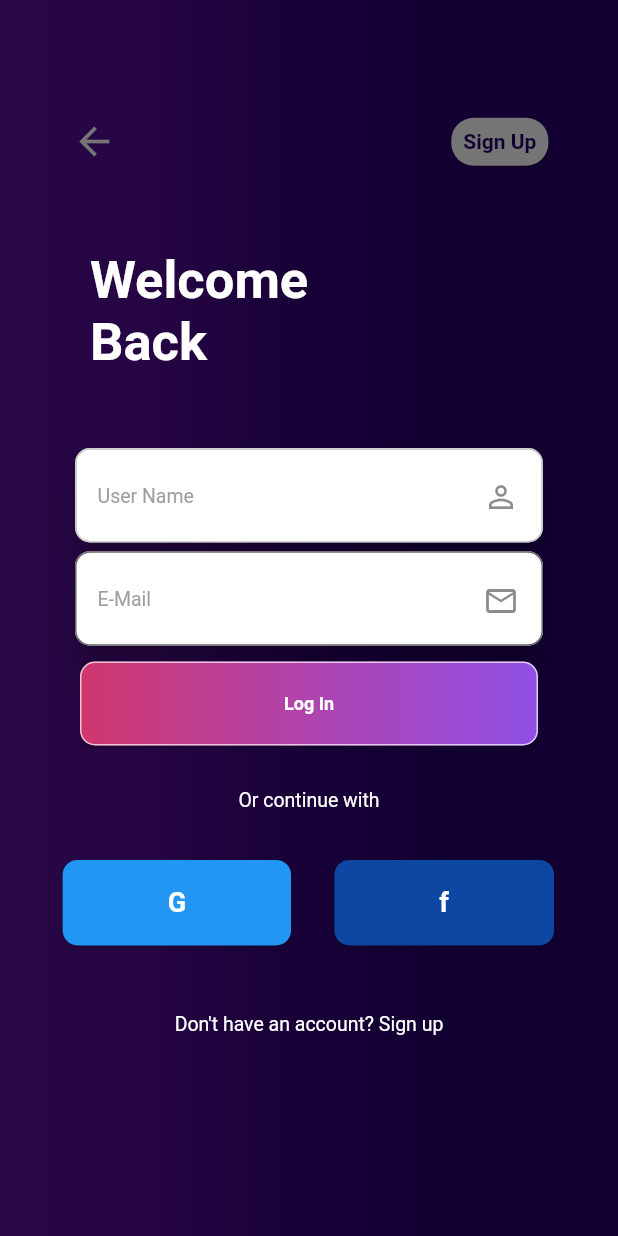
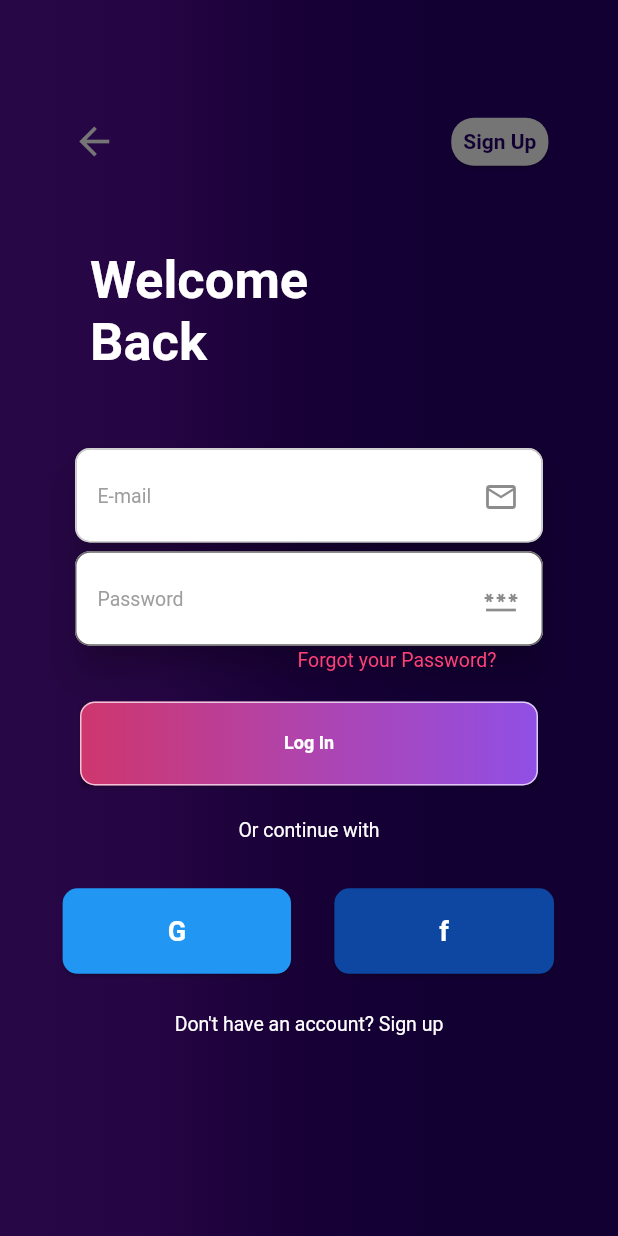
Before and after one commit to piush-terminalwitchcraft/Dhatnoon-frontend, a Flutter app: the screen it shows after launch, after a tap on "Log In", on a phone screen of 412 x 824 dp. Run offline on Flutter 3.47's test engine with Material 2 defaults, Android fonts, the phone set to English and light mode, and no system bars; our stand-ins replace accordion, animate_do, cloud_firestore, firebase_auth, firebase_core, get and 2 more; missing offline and left inert: bouncy_widget, clickable_list_wheel_view, curved_drawer_fork, day_night_time_picker, simple_animated_icon; accounts and stored records are empty; network calls fail.

Commit message:
login/signup done with firebase

```diff
--- a/lib/main.dart
+++ b/lib/main.dart
@@ -1,3 +1,4 @@
+import 'package:components/deletable/shape.dart';
 import 'package:components/screens/login.dart';
 import 'package:components/screens/signup.dart';
 import 'package:components/screens/splash.dart';
@@ -11,20 +12,55 @@ import 'package:components/utils/timepicker.dart';
 import 'package:flutter/material.dart';
 import 'package:get/get.dart';
 
-void main() => runApp(MyApp());
+// backend
+import 'package:firebase_core/firebase_core.dart';
+import 'package:firebase_auth/firebase_auth.dart';
+
+Future main() async {
+  WidgetsFlutterBinding.ensureInitialized();
+  await Firebase.initializeApp();
+  runApp(MyApp());
+}
+
+final navigatorkey = GlobalKey<NavigatorState>();
 
 // ignore: use_key_in_widget_constructors
 class MyApp extends StatelessWidget {
   @override
   Widget build(BuildContext context) {
     return GetMaterialApp(
+      navigatorKey: navigatorkey,
       title: 'Dhatnoon',
       debugShowCheckedModeBanner: false,
       theme: ThemeData(
-        // useMaterial3: true,
         primarySwatch: Colors.purple,
       ),
-      home: SignUp()
+      home: LoginPage(),
     );
   }
 }
+
+class LoginPage extends StatelessWidget {
+  const LoginPage({Key? key}) : super(key: key);
+
+  @override
+  Widget build(BuildContext context) {
+    return Scaffold(
+      resizeToAvoidBottomInset: false,
+      body: StreamBuilder<User?>(
+          stream: FirebaseAuth.instance.authStateChanges(),
+          builder: (context, snapshot) {
+            if (snapshot.hasData) {
+              return MyHomePage();
+            } else if(snapshot.connectionState == ConnectionState.waiting){
+              return Center(child: CircularProgressIndicator());
+            } else if(snapshot.hasError){
+              return Center(child: Text("Something went wrong"));
+            }
+            else {
+              return const LogIn();
+            }
+          }),
+    );
+  }
+}
--- a/lib/screens/login.dart
+++ b/lib/screens/login.dart
@@ -1,19 +1,35 @@
-// dummy LogIn page
-
 import 'package:animate_do/animate_do.dart';
 import 'package:components/screens/signup.dart';
 import 'package:components/utils/listWheelScrollView.dart';
 import 'package:components/utils/tabBar.dart';
+import 'package:firebase_auth/firebase_auth.dart';
 import 'package:flutter/material.dart';
 import 'package:get/get.dart';
 
-class LogIn extends StatelessWidget {
+import 'package:components/main.dart';
+
+class LogIn extends StatefulWidget {
   const LogIn({Key? key}) : super(key: key);
+
+  @override
+  State<LogIn> createState() => _LogInState();
+}
+
+class _LogInState extends State<LogIn> {
+  final _emailController = TextEditingController();
+  final _passwordController = TextEditingController();
+
+  @override
+  void dispose() {
+    _emailController.dispose();
+    _passwordController.dispose();
+    super.dispose();
+  }
 
   @override
   Widget build(BuildContext context) {
     return Container(
-      decoration: BoxDecoration(
+      decoration: const BoxDecoration(
         gradient: LinearGradient(
           colors: [
             Color(0xff270745),
@@ -31,7 +47,7 @@ class LogIn extends StatelessWidget {
           children: [
             FadeInUp(
               child: Align(
-                alignment: Alignment(-0.75, -0.8),
+                alignment: const Alignment(-0.75, -0.8),
                 child: InkWell(
                   onTap: () =>
                       Get.to(SignUp(), transition: Transition.downToUp),
@@ -54,8 +70,8 @@ class LogIn extends StatelessWidget {
                       borderRadius: BorderRadius.circular(15.0),
                     ),
                     color: Colors.grey.shade600,
-                    child: Padding(
-                      padding: const EdgeInsets.all(8.0),
+                    child: const Padding(
+                      padding: EdgeInsets.all(8.0),
                       child: Text(
                         "Sign Up",
                         style: TextStyle(
@@ -69,7 +85,7 @@ class LogIn extends StatelessWidget {
               ),
             ),
             FadeInUp(
-              child: Align(
+              child: const Align(
                 alignment: Alignment(-0.55, -0.55),
                 child: Text(
                   "Welcome\nBack",
@@ -91,16 +107,21 @@ class LogIn extends StatelessWidget {
                   height: 80,
                   child: Card(
                     elevation: 10,
+                    shape: RoundedRectangleBorder(
+                      side: const BorderSide(color: Colors.white70, width: 1),
+                      borderRadius: BorderRadius.circular(10),
+                    ),
+                    color: Colors.white,
                     child: Stack(
                       children: [
-                        ListTile(
+                        const ListTile(
                           minVerticalPadding: 20,
                           trailing: Padding(
-                            padding: const EdgeInsets.fromLTRB(0, 10, 0, 0),
-                            child: Icon(Icons.person_outline),
-                          ),
+                              padding: EdgeInsets.fromLTRB(0, 10, 0, 0),
+                              child: Icon(Icons.email_outlined)),
                         ),
                         TextField(
+                            controller: _emailController,
                             decoration: InputDecoration(
                               border: OutlineInputBorder(
                                 borderRadius: BorderRadius.circular(10.0),
@@ -110,20 +131,14 @@ class LogIn extends StatelessWidget {
                                 color: Colors.grey[500],
                                 fontSize: 13,
                               ),
-                            hintText: "User Name",
+                              hintText: "E-mail",
                               fillColor: Colors.transparent,
                               isDense: true,
                               contentPadding: EdgeInsets.fromLTRB(15, 0, 0, 44),
                             ),
-                          keyboardType: TextInputType.name,
-                        ),
+                            keyboardType: TextInputType.emailAddress),
                       ],
                     ),
-                    shape: RoundedRectangleBorder(
-                      side: BorderSide(color: Colors.white70, width: 1),
-                      borderRadius: BorderRadius.circular(10),
-                    ),
-                    color: Colors.white,
                   ),
                 ),
               ),
@@ -146,10 +161,11 @@ class LogIn extends StatelessWidget {
                           minVerticalPadding: 20,
                           trailing: Padding(
                             padding: const EdgeInsets.fromLTRB(0, 10, 0, 0),
-                            child: Icon(Icons.email_outlined),
+                            child: Icon(Icons.password_outlined),
                           ),
                         ),
                         TextField(
+                          controller: _passwordController,
                           decoration: InputDecoration(
                             border: OutlineInputBorder(
                               borderRadius: BorderRadius.circular(10.0),
@@ -159,12 +175,12 @@ class LogIn extends StatelessWidget {
                               color: Colors.grey[500],
                               fontSize: 13,
                             ),
-                            hintText: "E-Mail",
+                            hintText: "Password",
                             fillColor: Colors.transparent,
                             isDense: true,
                             contentPadding: EdgeInsets.fromLTRB(15, 0, 0, 44),
                           ),
-                          keyboardType: TextInputType.emailAddress,
+                          keyboardType: TextInputType.visiblePassword,
                         ),
                       ],
                     ),
@@ -178,15 +194,23 @@ class LogIn extends StatelessWidget {
               ),
             ),
             FadeInUp(
+              delay: Duration(milliseconds: 1100),
+              child: Align(
+                alignment: Alignment(0.42, 0.07),
+                child: Text(
+                  "Forgot your Password?",
+                  style: TextStyle(
+                      fontSize: 13, color: Color.fromARGB(255, 255, 65, 118)),
+                ),
+              ),
+            ),
+            FadeInUp(
               duration: Duration(milliseconds: 500),
               delay: Duration(milliseconds: 1000),
               child: Align(
-                alignment: Alignment(0.0, 0.15),
+                alignment: Alignment(0.0, 0.22),
                 child: InkWell(
-                  onTap: () {
-                    Get.to(MyHomePage(title: "title"),
-                        transition: Transition.leftToRightWithFade);
-                  },
+                  onTap: () => signIn(),
                   child: Card(
                     color: Colors.transparent,
                     child: Container(
@@ -222,7 +246,7 @@ class LogIn extends StatelessWidget {
             FadeInUp(
               delay: Duration(milliseconds: 1100),
               child: Align(
-                alignment: Alignment(0.0, 0.3),
+                alignment: Alignment(0.0, 0.35),
                 child: Text(
                   "Or continue with",
                   style: TextStyle(fontSize: 13, color: Colors.white),
@@ -232,7 +256,7 @@ class LogIn extends StatelessWidget {
             FadeInUp(
               delay: Duration(milliseconds: 1150),
               child: Align(
-                alignment: Alignment(-0.7, 0.5),
+                alignment: Alignment(-0.7, 0.55),
                 child: Card(
                   shape: RoundedRectangleBorder(
                     borderRadius: BorderRadius.circular(10),
@@ -255,7 +279,7 @@ class LogIn extends StatelessWidget {
             FadeInUp(
               delay: Duration(milliseconds: 1200),
               child: Align(
-                alignment: Alignment(0.7, 0.5),
+                alignment: Alignment(0.7, 0.55),
                 child: Card(
                   shape: RoundedRectangleBorder(
                     borderRadius: BorderRadius.circular(10),
@@ -289,4 +313,22 @@ class LogIn extends StatelessWidget {
       ),
     );
   }
+  Future signIn() async {
+    showDialog(
+      context: context,
+      barrierDismissible: false,
+      builder: (context) => Center(
+        child: CircularProgressIndicator(),
+      ),
+    );
+    try {
+      await FirebaseAuth.instance.signInWithEmailAndPassword(
+          email: _emailController.text.trim(),
+          password: _passwordController.text.trim());
+    } on FirebaseAuthException catch (e) {
+      print(e.toString());
     }
+
+    navigatorkey.currentState!.popUntil((route) => route.isFirst);
+  }
+}
--- a/pubspec.yaml
+++ b/pubspec.yaml
@@ -44,6 +44,10 @@ dependencies:
   bouncy_widget: ^2.0.1
   accordion: ^2.4.0
   clickable_list_wheel_view: ^0.1.0
+
+  cloud_firestore: ^3.2.1
+  firebase_core: ^1.19.1
+  firebase_auth: ^3.4.1
 
 dev_dependencies:
   flutter_test:
```
Also changed, not shown: lib/deletable/shape.dart (added, +38 -0 lines), lib/screens/signup.dart (+59 -21 lines), lib/utils/tabBar.dart (+209 -174 lines), pubspec.lock, 4 other files. Lines whose indentation alone changed are shown as unchanged.
